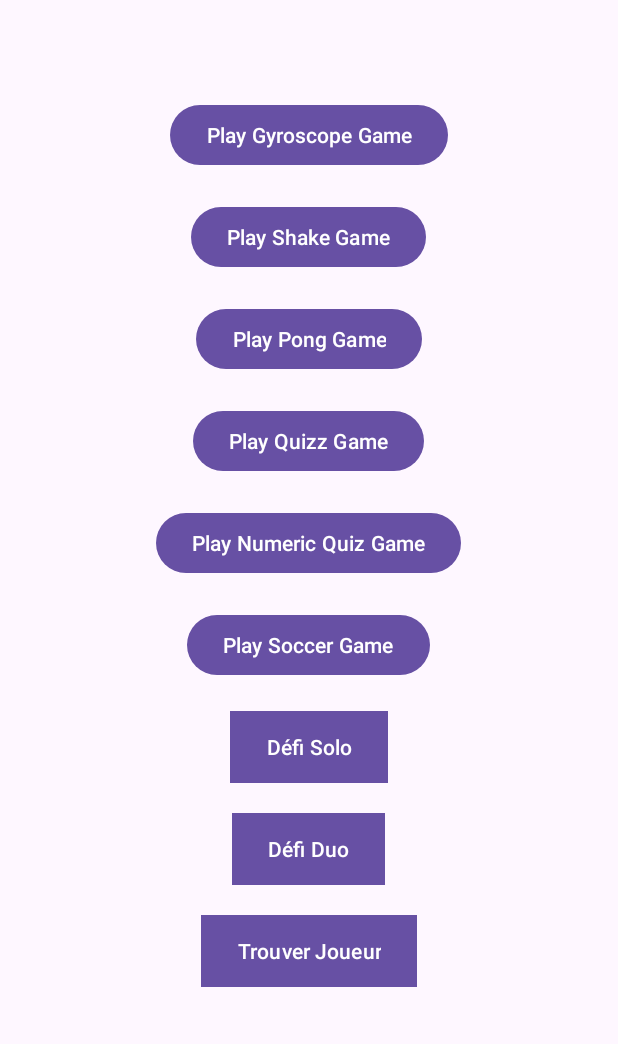
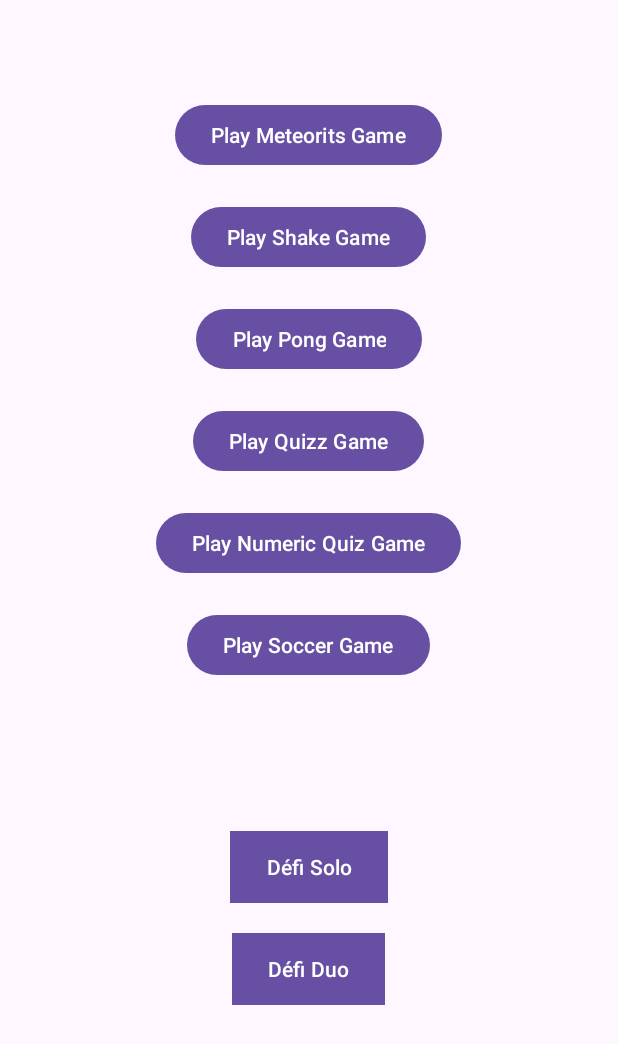
Before and after one commit to mathis-lcq/game, an Android app: the screen it shows after launch (MenuActivity), on a phone screen of 412 x 824 dp. Shown: the top 1044 px of the screen. Run offline under Robolectric (Android 15) with nearby library versions, the phone set to English and light mode, and no system bars.

Commit message:
add bluetooth

```diff
--- a/app/src/main/java/com/example/game/BasketBall.java
+++ b/app/src/main/java/com/example/game/BasketBall.java
@@ -40,7 +40,7 @@ public class BasketBall extends AppCompatActivity {
     private final float MIN_SWIPE_DISTANCE = 10;
     private static final int WINNING_SCORE = 8;
     private CountDownTimer countDownTimer;
-    private final long GAME_DURATION = 30000; // 30 seconds
+    private final long GAME_DURATION = 10000; // 30 seconds
 
     @SuppressLint("ClickableViewAccessibility")
     @Override
--- a/app/src/main/java/com/example/game/FindPlayerActivity.java
+++ b/app/src/main/java/com/example/game/FindPlayerActivity.java
@@ -93,7 +93,7 @@ public class FindPlayerActivity extends AppCompatActivity {
                     // for ActivityCompat#requestPermissions for more details.
                     return;
                 }
-                device.createBond();
+                // device.createBond();
 
 
                 if (ActivityCompat.checkSelfPermission(context, Manifest.permission.BLUETOOTH_CONNECT) != PackageManager.PERMISSION_GRANTED) {
@@ -117,6 +117,7 @@ public class FindPlayerActivity extends AppCompatActivity {
                         Log.d("Bluetooth", "Selected device: " + selectedDevice.getName() + " - " + address);
 
                         // connect
+                        device.createBond();
 
                         // Exemple : démarrer une activité pour se connecter
                         SharedPreferences prefs = getSharedPreferences("SoloChallenge", MODE_PRIVATE);
--- a/app/src/main/java/com/example/game/MenuActivity.java
+++ b/app/src/main/java/com/example/game/MenuActivity.java
@@ -46,7 +46,6 @@ public class MenuActivity extends AppCompatActivity {
 
         Button playSoloChallengeButton = findViewById(R.id.playSoloChallengeButton);
         Button playDuoChallengeButton = findViewById(R.id.playDuoChallengeButton);
-        Button findPlayerButton = findViewById(R.id.findPlayerButton);
 
         playGyroscopeGameButton.setOnClickListener(v -> startGame(GyroscopeGame.class));
         playShakeGameButton.setOnClickListener(v -> startGame(ShakeGame.class));
@@ -57,10 +56,6 @@ public class MenuActivity extends AppCompatActivity {
 
         playSoloChallengeButton.setOnClickListener(v -> startSoloChallenge());
         playDuoChallengeButton.setOnClickListener(v -> startDuoChallenge());
-        findPlayerButton.setOnClickListener(v -> {
-            Intent intent = new Intent(MenuActivity.this, FindPlayerActivity.class);
-            startActivity(intent);
-        });
     }
 
     private void startSoloChallenge() {
@@ -172,6 +167,7 @@ public class MenuActivity extends AppCompatActivity {
         Intent intent = new Intent(this, EndActivity.class);
         intent.putExtra("TOTAL_VICTORIES", totalVictories);
         intent.putExtra("TOTAL_GAMES", selectedGames.size());
+        intent.putExtra("IS_SOLO_CHALLENGE", isSoloChallenge);
 
         startActivity(intent);
     }
--- a/app/src/main/java/com/example/game/PongGame.java
+++ b/app/src/main/java/com/example/game/PongGame.java
@@ -192,6 +192,7 @@ public class PongGame extends AppCompatActivity {
                 handler.removeCallbacks(gameUpdater);
                 Intent intent = new Intent(PongGame.this, EndActivity.class);
                 intent.putExtra("SCORE", playerScore);
+                intent.putExtra("VICTORY", playerScore >= WINNING_SCORE);
                 intent.putExtra("BOT_SCORE", botScore);
                 intent.putExtra("CURRENT_GAME", PongGame.class.getName());
                 startActivity(intent);
--- a/app/src/main/res/layout/activity_menu.xml
+++ b/app/src/main/res/layout/activity_menu.xml
@@ -10,7 +10,7 @@
         android:id="@+id/playGyroscopeGameButton"
         android:layout_width="wrap_content"
         android:layout_height="wrap_content"
-        android:text="Play Gyroscope Game"
+        android:text="Play Meteorits Game"
         android:layout_centerHorizontal="true"
         android:layout_marginTop="50dp"/>
 
@@ -62,7 +62,7 @@
         android:layout_height="wrap_content"
         android:layout_below="@id/playSoccerButton"
         android:layout_centerHorizontal="true"
-        android:layout_marginTop="20dp"
+        android:layout_marginTop="100dp"
         android:background="#E7BB0E"
         android:text="Défi Solo" />
 
@@ -76,14 +76,4 @@
         android:layout_marginTop="20dp"
         android:background="#33FF57"/>
 
-    <Button
-        android:id="@+id/findPlayerButton"
-        android:layout_width="wrap_content"
-        android:layout_height="wrap_content"
-        android:text="Trouver Joueur"
-        android:layout_below="@id/playDuoChallengeButton"
-        android:layout_centerHorizontal="true"
-        android:layout_marginTop="20dp"
-        android:background="#3399FF"/>
-
 </RelativeLayout>
```
Also changed, not shown: app/src/main/java/com/example/game/EndActivity.java (+18 -11 lines).
